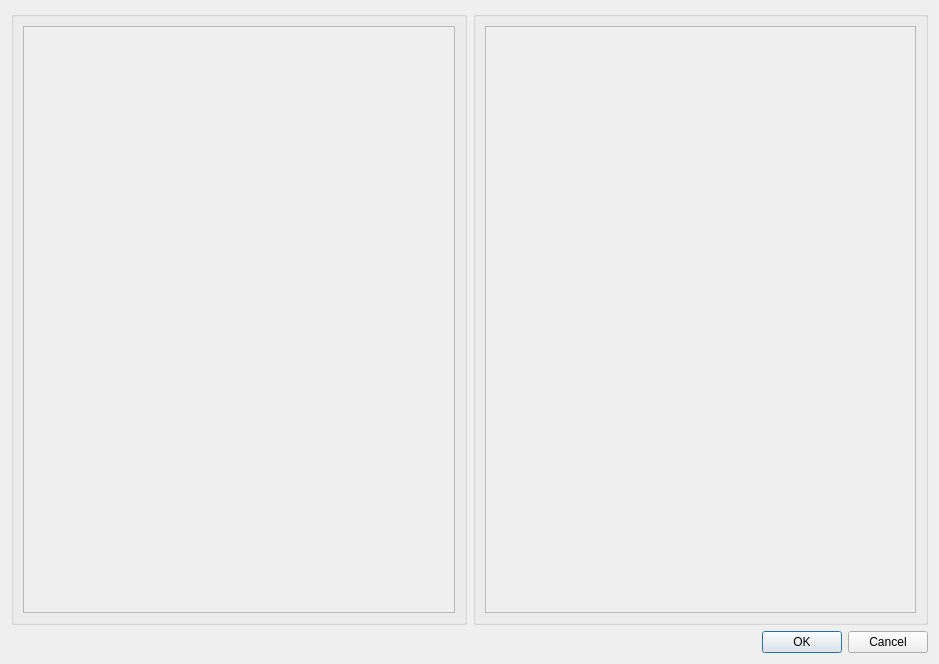
Above: uuid_maker/GUI/modules/QTForms/combining_two_objects_to_one.ui from Yrij-Zhavoronkov/WintreistsPractice before the change. Below: the same form after it.
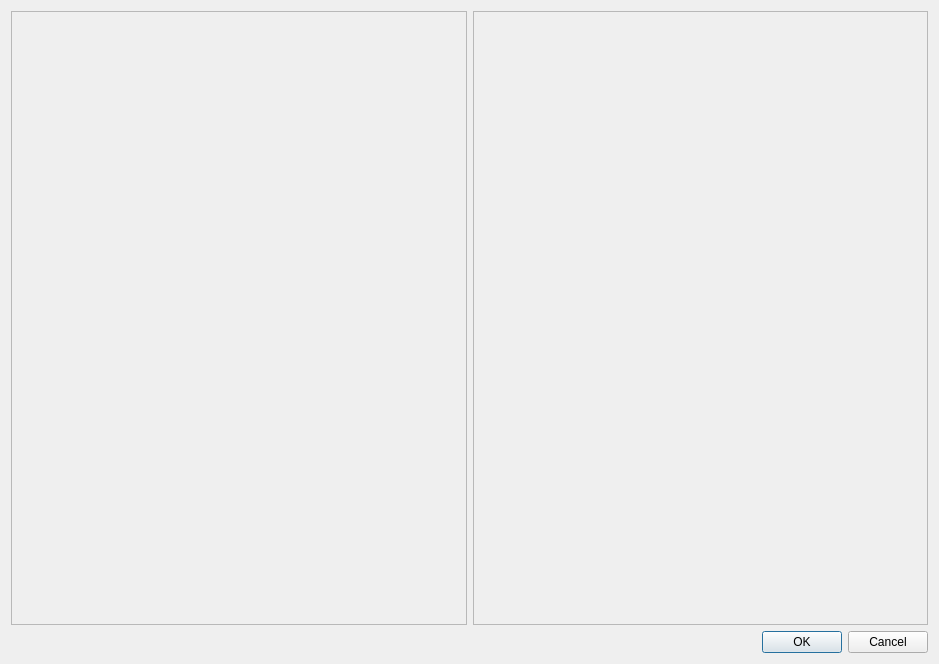
That is the form after the change.

Patch:
```diff
--- a/uuid_maker/GUI/modules/QTForms/combining_two_objects_to_one.ui
+++ b/uuid_maker/GUI/modules/QTForms/combining_two_objects_to_one.ui
@@ -25,18 +25,18 @@
      <property name="sizeConstraint">
       <enum>QLayout::SetDefaultConstraint</enum>
      </property>
-     <item>
-      <widget class="QGroupBox" name="groupBox">
-       <property name="sizePolicy">
-        <sizepolicy hsizetype="Expanding" vsizetype="Expanding">
-         <horstretch>0</horstretch>
-         <verstretch>0</verstretch>
-        </sizepolicy>
-       </property>
-       <property name="title">
-        <string/>
-       </property>
-       <layout class="QVBoxLayout" name="verticalLayout_2">
+     <property name="leftMargin">
+      <number>0</number>
+     </property>
+     <property name="topMargin">
+      <number>0</number>
+     </property>
+     <property name="rightMargin">
+      <number>0</number>
+     </property>
+     <property name="bottomMargin">
+      <number>0</number>
+     </property>
         <item>
          <widget class="QScrollArea" name="scrollArea">
           <property name="sizePolicy">
@@ -62,8 +62,8 @@
             <rect>
              <x>0</x>
              <y>0</y>
-             <width>435</width>
-             <height>593</height>
+          <width>455</width>
+          <height>613</height>
             </rect>
            </property>
            <property name="sizePolicy">
@@ -73,26 +73,32 @@
             </sizepolicy>
            </property>
            <layout class="QVBoxLayout" name="verticalLayout_4">
+         <property name="leftMargin">
+          <number>0</number>
+         </property>
+         <property name="topMargin">
+          <number>0</number>
+         </property>
+         <property name="rightMargin">
+          <number>0</number>
+         </property>
+         <property name="bottomMargin">
+          <number>0</number>
+         </property>
             <item>
              <layout class="QVBoxLayout" name="verticalLayout_first_object">
               <property name="sizeConstraint">
                <enum>QLayout::SetDefaultConstraint</enum>
               </property>
-             </layout>
-            </item>
-           </layout>
-          </widget>
-         </widget>
-        </item>
-       </layout>
-      </widget>
-     </item>
-     <item>
-      <widget class="QGroupBox" name="groupBox_2">
-       <property name="title">
-        <string/>
-       </property>
-       <layout class="QVBoxLayout" name="verticalLayout_3">
+           <property name="bottomMargin">
+            <number>19</number>
+           </property>
+          </layout>
+         </item>
+        </layout>
+       </widget>
+      </widget>
+     </item>
         <item>
          <widget class="QScrollArea" name="scrollArea_2">
           <property name="sizePolicy">
@@ -109,19 +115,28 @@
             <rect>
              <x>0</x>
              <y>0</y>
-             <width>434</width>
-             <height>593</height>
+          <width>454</width>
+          <height>613</height>
             </rect>
            </property>
            <layout class="QVBoxLayout" name="verticalLayout_5">
+         <property name="leftMargin">
+          <number>0</number>
+         </property>
+         <property name="topMargin">
+          <number>0</number>
+         </property>
+         <property name="rightMargin">
+          <number>0</number>
+         </property>
+         <property name="bottomMargin">
+          <number>0</number>
+         </property>
             <item>
              <layout class="QVBoxLayout" name="verticalLayout_second_object"/>
             </item>
            </layout>
           </widget>
-         </widget>
-        </item>
-       </layout>
       </widget>
      </item>
     </layout>
```
Lines whose indentation alone changed are shown as unchanged.
